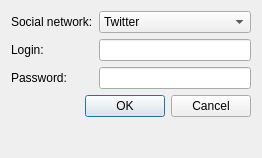
First picture: the form in qtwitter-app/src/accounts/newaccountdialog.ui, repository ayoy/qtwitter, before the edit.
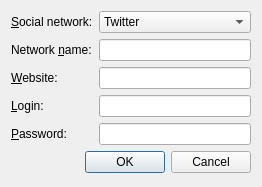
Second picture: the form after the edit.

Commit message: Implemented the basic UI for managing custom laconi.ca accounts. Added storing custom networks in config file, improved new accounts dialog and fixed config file's initial settings.

Diff of the .ui file:
```diff
--- a/qtwitter-app/src/accounts/newaccountdialog.ui
+++ b/qtwitter-app/src/accounts/newaccountdialog.ui
@@ -7,37 +7,37 @@
     <x>0</x>
     <y>0</y>
     <width>262</width>
-    <height>158</height>
+    <height>187</height>
    </rect>
   </property>
   <property name="windowTitle">
    <string>New account</string>
   </property>
   <layout class="QFormLayout" name="formLayout">
-   <item row="1" column="0">
+   <item row="3" column="0">
     <widget class="QLabel" name="loginLabel">
      <property name="text">
-      <string>Login:</string>
+      <string>&amp;Login:</string>
      </property>
      <property name="buddy">
       <cstring>loginEdit</cstring>
      </property>
     </widget>
    </item>
-   <item row="1" column="1">
+   <item row="3" column="1">
     <widget class="QLineEdit" name="loginEdit"/>
    </item>
-   <item row="2" column="0">
+   <item row="4" column="0">
     <widget class="QLabel" name="passwordLabel">
      <property name="text">
-      <string>Password:</string>
+      <string>&amp;Password:</string>
      </property>
      <property name="buddy">
       <cstring>passwordEdit</cstring>
      </property>
     </widget>
    </item>
-   <item row="4" column="0" colspan="2">
+   <item row="6" column="0" colspan="2">
     <widget class="QDialogButtonBox" name="buttonBox">
      <property name="orientation">
       <enum>Qt::Horizontal</enum>
@@ -47,7 +47,7 @@
      </property>
     </widget>
    </item>
-   <item row="2" column="1">
+   <item row="4" column="1">
     <widget class="QLineEdit" name="passwordEdit">
      <property name="echoMode">
       <enum>QLineEdit::Password</enum>
@@ -71,13 +71,39 @@
    <item row="0" column="0">
     <widget class="QLabel" name="networkLabel">
      <property name="text">
-      <string>Social network:</string>
+      <string>&amp;Social network:</string>
      </property>
      <property name="buddy">
       <cstring>comboBox</cstring>
      </property>
     </widget>
    </item>
+   <item row="2" column="1">
+    <widget class="QLineEdit" name="urlEdit"/>
+   </item>
+   <item row="1" column="1">
+    <widget class="QLineEdit" name="nameEdit"/>
+   </item>
+   <item row="1" column="0">
+    <widget class="QLabel" name="nameLabel">
+     <property name="text">
+      <string>Network &amp;name:</string>
+     </property>
+     <property name="buddy">
+      <cstring>nameEdit</cstring>
+     </property>
+    </widget>
+   </item>
+   <item row="2" column="0">
+    <widget class="QLabel" name="urlLabel">
+     <property name="text">
+      <string>&amp;Website:</string>
+     </property>
+     <property name="buddy">
+      <cstring>urlEdit</cstring>
+     </property>
+    </widget>
+   </item>
   </layout>
  </widget>
  <tabstops>
```
Left out of the diff: 2 changed lines with no effect on the pictures. The commit also changes 10 other files.
